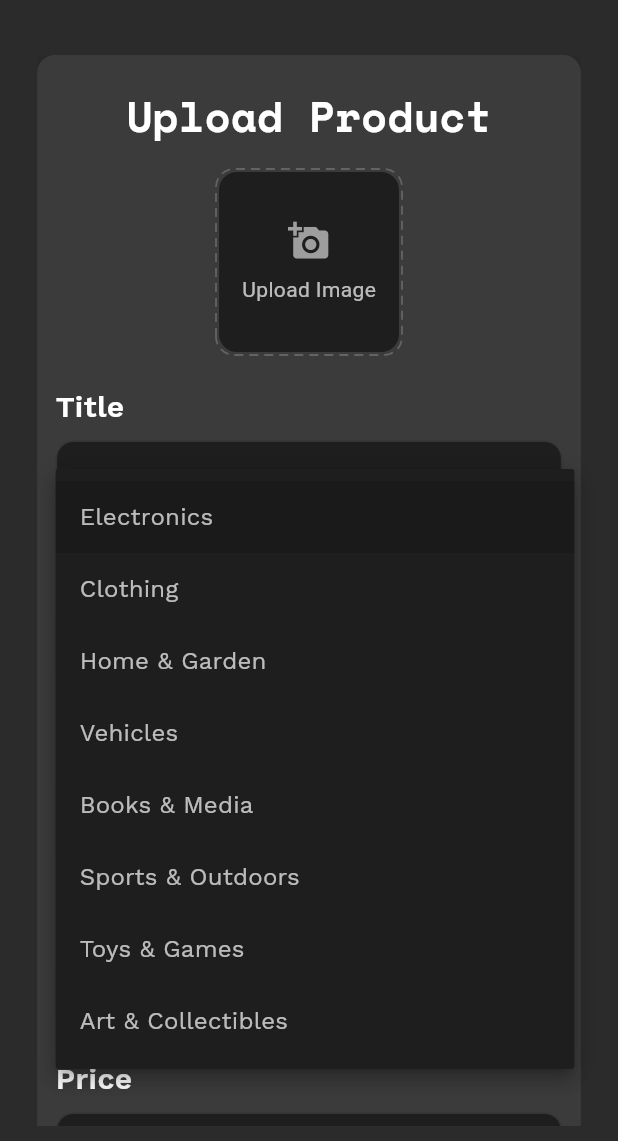
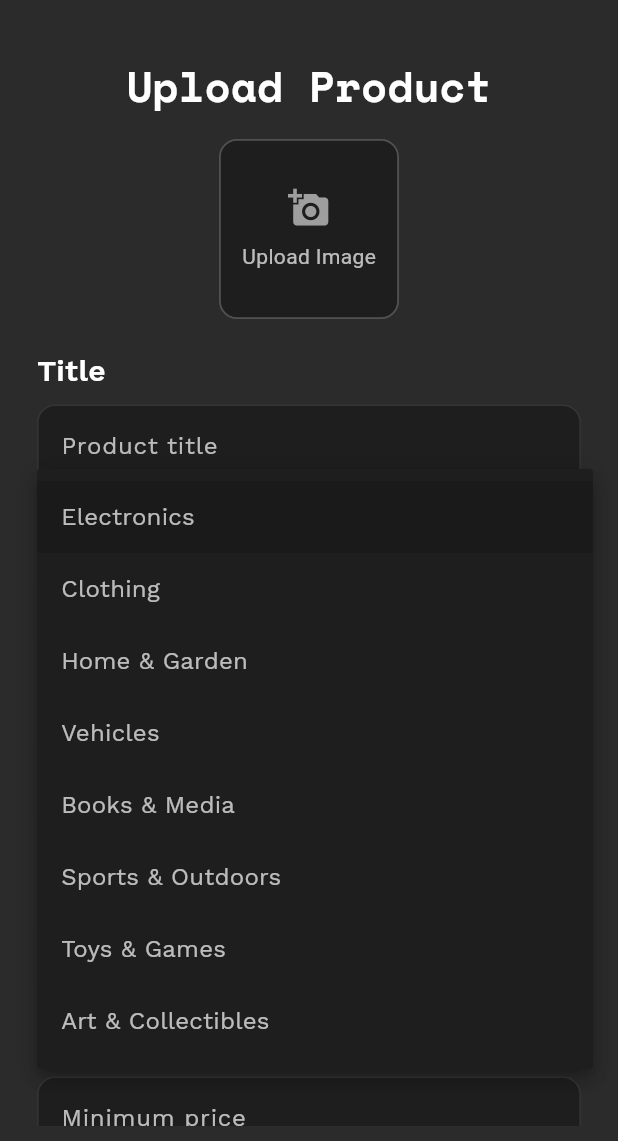
Before and after one commit to Mandeepkarki12/bidly, a Flutter app: the MobileProductUploadScreen screen opened directly, after a tap on "Select Category", on a phone screen of 412 x 824 dp, the part 95-1236 px from its top. Run offline on Flutter 3.47's test engine with Material 3 defaults, Android fonts, the phone set to English and light mode, and no system bars; drawn by our look-alikes of dotted_border; our stand-ins replace bloc, dartz, dio, flutter_bloc, flutter_svg, get and 9 more; accounts and stored records are empty; network calls fail.

Commit message:
minor changes

```diff
--- a/lib/features/product_upload_screen/presentation/pages/product_upload_page/mobile_product_upload_screen.dart
+++ b/lib/features/product_upload_screen/presentation/pages/product_upload_page/mobile_product_upload_screen.dart
@@ -1,6 +1,7 @@
 import 'dart:io';
 import 'package:bidly/core/widgets/custom_snackbar.dart';
 import 'package:bidly/features/product_upload_screen/presentation/bloc/product_upload_screen_bloc.dart';
+import 'package:flutter/cupertino.dart';
 import 'package:flutter/material.dart';
 import 'package:bidly/core/services/shared_prefrences.dart';
 import 'package:bidly/core/theme/app_color.dart';
@@ -9,9 +10,8 @@ import 'package:bidly/core/widgets/custom_appbar/custom_mobile_appbar.dart';
 import 'package:bidly/core/widgets/custom_dropdown.dart';
 import 'package:bidly/core/widgets/custom_rounded_button.dart';
 import 'package:bidly/core/widgets/custom_textfield.dart';
-import 'package:dotted_border/dotted_border.dart';
+import 'package:flutter_bloc/flutter_bloc.dart';
 import 'package:bidly/core/utils/file_image_picker.dart';
-import 'package:flutter_bloc/flutter_bloc.dart';
 
 class MobileProductUploadScreen extends StatefulWidget {
   const MobileProductUploadScreen({super.key});
@@ -25,8 +25,9 @@ class _MobileProductUploadScreenState extends State<MobileProductUploadScreen> {
   final SecureStorageService _storageService = SecureStorageService();
   final FileImagePicker _fileImagePicker = FileImagePicker();
   final _globalFormKey = GlobalKey<FormState>();
+  String? _userId;
+  bool hasFetchedUser = false;
 
-  final String _userId = '123';
   String title = '';
   String description = '';
   String price = '';
@@ -34,13 +35,67 @@ class _MobileProductUploadScreenState extends State<MobileProductUploadScreen> {
   File? _pickedImageFile;
   Category? selectedCategory;
 
+  @override
+  void didChangeDependencies() {
+    super.didChangeDependencies();
+    _loadUserId();
+  }
+
+  Future<void> _loadUserId() async {
+    final userId = await _storageService.getValue(key: 'userId');
+    if (_userId != userId) {
+      setState(() {
+        _userId = userId;
+        hasFetchedUser = false;
+      });
+    }
+  }
+
   Future<void> _pickImage() async {
-    final pickedFile = await _fileImagePicker.pickImage(preferCamera: false);
+    showModalBottomSheet(
+      context: context,
+      backgroundColor: AppColors.backGroundPrimary,
+      shape: RoundedRectangleBorder(borderRadius: BorderRadius.circular(12)),
+      builder: (context) {
+        return SafeArea(
+          child: Column(
+            mainAxisSize: MainAxisSize.min,
+            children: [
+              ListTile(
+                leading: const Icon(Icons.camera_alt, color: Colors.white),
+                title: const Text('Take Photo',
+                    style: TextStyle(color: Colors.white)),
+                onTap: () async {
+                  Navigator.pop(context);
+                  final pickedFile =
+                      await _fileImagePicker.pickImageFromCamera();
                   if (pickedFile != null) {
                     setState(() {
                       _pickedImageFile = pickedFile;
                     });
                   }
+                },
+              ),
+              ListTile(
+                leading: const Icon(Icons.photo_library, color: Colors.white),
+                title: const Text('Choose from Gallery',
+                    style: TextStyle(color: Colors.white)),
+                onTap: () async {
+                  Navigator.pop(context);
+                  final pickedFile =
+                      await _fileImagePicker.pickImageFromGallery();
+                  if (pickedFile != null) {
+                    setState(() {
+                      _pickedImageFile = pickedFile;
+                    });
+                  }
+                },
+              ),
+            ],
+          ),
+        );
+      },
+    );
   }
 
   void _submitForm() {
@@ -48,47 +103,47 @@ class _MobileProductUploadScreenState extends State<MobileProductUploadScreen> {
       _globalFormKey.currentState!.save();
 
       if (_pickedImageFile == null) {
-        ScaffoldMessenger.of(context).showSnackBar(
-          const SnackBar(content: Text('Please select an image')),
-        );
+        showCustomSnackBar(context,
+            message: 'Please select an image', type: SnackBarType.error);
         return;
       }
-
       if (_userId == null) {
-        ScaffoldMessenger.of(context).showSnackBar(
-          const SnackBar(content: Text('User ID not found')),
-        );
+        showCustomSnackBar(context,
+            message: 'User ID not found', type: SnackBarType.error);
         return;
       }
-
-      if (selectedCategory == null) {
-        ScaffoldMessenger.of(context).showSnackBar(
-          const SnackBar(content: Text('Please select a category')),
-        );
+      if (title.isEmpty) {
+        showCustomSnackBar(context,
+            message: 'Please enter a title', type: SnackBarType.error);
         return;
       }
-
-      print('--- Product Upload Data ---');
-      print('User ID: $_userId');
-      print('Title: $title');
-      print('Description: $description');
-      print('Price: $price');
-      print('Tags: $tags');
-      print('Category ID: ${selectedCategory!.id}');
-      print('Category Name: ${selectedCategory!.name}');
-      print('Image Path: ${_pickedImageFile!.path}');
+      if (description.isEmpty) {
+        showCustomSnackBar(context,
+            message: 'Please enter a description', type: SnackBarType.error);
+        return;
+      }
+      if (price.isEmpty) {
+        showCustomSnackBar(context,
+            message: 'Please enter a price', type: SnackBarType.error);
+        return;
+      }
+      if (selectedCategory == null) {
+        showCustomSnackBar(context,
+            message: 'Please select a category', type: SnackBarType.error);
+        return;
+      }
+      if (!hasFetchedUser) {
+        hasFetchedUser = true;
         context.read<ProductUploadScreenBloc>().add(UploadProductEvent(
-          userId: _userId,
+              userId: _userId!,
               categoryId: selectedCategory!.id,
               tags: tags,
               productTitle: title,
               productDescription: description,
               productPrice: price,
-          productImage: _pickedImageFile!.path));
-
-      ScaffoldMessenger.of(context).showSnackBar(
-        const SnackBar(content: Text('Data printed to console successfully')),
-      );
+              productImage: _pickedImageFile!.path,
+            ));
+      }
     }
   }
 
@@ -96,10 +151,7 @@ class _MobileProductUploadScreenState extends State<MobileProductUploadScreen> {
   Widget build(BuildContext context) {
     final width = MediaQuery.of(context).size.width;
     return Scaffold(
-      appBar: CustomMobileAppBar(
-        isMenu: false,
-        onMenuTap: () {},
-      ),
+      appBar: CustomMobileAppBar(isMenu: false, onMenuTap: () {}),
       body: BlocListener<ProductUploadScreenBloc, ProductUploadScreenState>(
         listener: (context, state) {
           if (state is ProductUploadScreenError) {
@@ -110,26 +162,22 @@ class _MobileProductUploadScreenState extends State<MobileProductUploadScreen> {
             showCustomSnackBar(context,
                 message: state.productUploadEntity.message,
                 type: SnackBarType.success);
+            setState(() {
+              title = '';
+              description = '';
+              price = '';
+              tags = '';
+              selectedCategory = null;
+              _pickedImageFile = null;
+              hasFetchedUser = false;
+            });
+            _globalFormKey.currentState!.reset();
+            Navigator.pop(context);
           }
         },
         child: Padding(
           padding: EdgeInsets.symmetric(horizontal: width * 0.06, vertical: 10),
           child: SingleChildScrollView(
-            child: Container(
-              padding:
-                  EdgeInsets.symmetric(horizontal: width * 0.03, vertical: 20),
-              decoration: BoxDecoration(
-                color: AppColors.backGroundSecondary,
-                boxShadow: [
-                  BoxShadow(
-                    color: Colors.black.withOpacity(0.2),
-                    blurRadius: 12,
-                    spreadRadius: 2,
-                    offset: const Offset(0, 6),
-                  ),
-                ],
-                borderRadius: BorderRadius.circular(12),
-              ),
             child: Form(
               key: _globalFormKey,
               child: Column(
@@ -137,47 +185,36 @@ class _MobileProductUploadScreenState extends State<MobileProductUploadScreen> {
                 children: [
                   Center(
                       child: Text('Upload Product',
-                          style: const AppTextStyles().h4SpaceMono),
-                    ),
+                          style: const AppTextStyles().h4SpaceMono)),
                   const SizedBox(height: 16),
                   Center(
-                      child: DottedBorder(
-                        color: Colors.grey.withOpacity(0.4),
-                        strokeWidth: 1.2,
-                        dashPattern: const [6, 4],
-                        borderType: BorderType.RRect,
-                        radius: const Radius.circular(12),
                     child: GestureDetector(
                       onTap: _pickImage,
-                          child: Container(
+                      child: _pickedImageFile != null
+                          ? ClipRRect(
+                              borderRadius: BorderRadius.circular(12),
+                              child: Image.file(_pickedImageFile!,
+                                  width: 120, height: 120, fit: BoxFit.cover),
+                            )
+                          : Container(
+                              width: 120,
                               height: 120,
-                            width: 120,
                               decoration: BoxDecoration(
                                 color: const Color(0xFF1E1E1E),
                                 borderRadius: BorderRadius.circular(12),
+                                border: Border.all(
+                                    color: Colors.grey.withOpacity(0.4),
+                                    width: 1.2),
                               ),
-                            child: _pickedImageFile != null
-                                ? ClipRRect(
-                                    borderRadius: BorderRadius.circular(12),
-                                    child: Image.file(
-                                      _pickedImageFile!,
-                                      fit: BoxFit.cover,
-                                      width: 120,
-                                      height: 120,
-                                    ),
-                                  )
-                                : const Column(
+                              child: const Column(
                                 mainAxisAlignment: MainAxisAlignment.center,
                                 children: [
                                   Icon(Icons.add_a_photo,
                                       color: Colors.grey, size: 28),
                                   SizedBox(height: 8),
-                                      Text(
-                                        'Upload Image',
-                                        style: TextStyle(color: Colors.white70),
-                                      ),
+                                  Text('Upload Image',
+                                      style: TextStyle(color: Colors.white70)),
                                 ],
-                                  ),
                               ),
                             ),
                     ),
@@ -186,14 +223,12 @@ class _MobileProductUploadScreenState extends State<MobileProductUploadScreen> {
                   _buildTextField(
                       label: 'Title',
                       hint: 'Product title',
-                      onSaved: (value) => title = value ?? '',
-                    ),
+                      onSaved: (val) => title = val ?? ''),
                   const SizedBox(height: 16),
                   _buildTextField(
                       label: 'Description',
                       hint: 'Product description',
-                      onSaved: (value) => description = value ?? '',
-                    ),
+                      onSaved: (val) => description = val ?? ''),
                   const SizedBox(height: 16),
                   Text('Category',
                       style: const AppTextStyles()
@@ -204,23 +239,16 @@ class _MobileProductUploadScreenState extends State<MobileProductUploadScreen> {
                     height: 68,
                     child: CustomDropdown<Category>(
                       value: selectedCategory,
-                        onChanged: (value) {
-                          setState(() {
-                            selectedCategory = value;
-                          });
-                        },
+                      onChanged: (value) =>
+                          setState(() => selectedCategory = value),
                       items: Category.values
-                            .map(
-                              (category) => DropdownMenuItem<Category>(
+                          .map((category) => DropdownMenuItem(
                                 value: category,
-                                child: Text(
-                                  category.name,
+                                child: Text(category.name,
                                     style: const AppTextStyles()
                                         .baseBodyWorkSans
-                                      .copyWith(color: Colors.white70),
-                                ),
-                              ),
-                            )
+                                        .copyWith(color: Colors.white70)),
+                              ))
                           .toList(),
                       fillColor: const Color(0xFF1E1E1E),
                       dropdownColor: const Color(0xFF1E1E1E),
@@ -237,26 +265,34 @@ class _MobileProductUploadScreenState extends State<MobileProductUploadScreen> {
                   _buildTextField(
                       label: 'Tags',
                       hint: 'Product tags',
-                      onSaved: (value) => tags = value ?? '',
-                    ),
+                      onSaved: (val) => tags = val ?? ''),
                   const SizedBox(height: 16),
                   _buildTextField(
                       label: 'Price',
                       hint: 'Minimum price',
-                      keyboardType: TextInputType.number,
-                      onSaved: (value) => price = value ?? '',
-                    ),
+                      onSaved: (val) => price = val ?? '',
+                      keyboardType: TextInputType.number),
                   const SizedBox(height: 30),
-                    CustomRoundedButton(
+                  BlocBuilder<ProductUploadScreenBloc,
+                      ProductUploadScreenState>(
+                    builder: (context, state2) {
+                      return CustomRoundedButton(
                         radius: 12,
                         onTap: _submitForm,
                         height: 60,
                         width: double.infinity,
                         color: AppColors.primaryButton,
-                      child: Center(
+                        child: state2 is ProductUploadScreenLoading
+                            ? const CupertinoActivityIndicator(
+                                color: Colors.white,
+                                radius: 12,
+                              )
+                            : Center(
                                 child: Text('Upload',
-                            style: const AppTextStyles().baseBodyWorkSans),
-                      ),
+                                    style: const AppTextStyles()
+                                        .baseBodyWorkSans)),
+                      );
+                    },
                   ),
                   const SizedBox(height: 20),
                 ],
@@ -265,16 +301,14 @@ class _MobileProductUploadScreenState extends State<MobileProductUploadScreen> {
           ),
         ),
       ),
-      ),
     );
   }
 
-  Widget _buildTextField({
-    required String label,
+  Widget _buildTextField(
+      {required String label,
       required String hint,
       required Function(String?) onSaved,
-    TextInputType keyboardType = TextInputType.text,
-  }) {
+      TextInputType keyboardType = TextInputType.text}) {
     return Column(
       crossAxisAlignment: CrossAxisAlignment.start,
       children: [
--- a/lib/main.dart
+++ b/lib/main.dart
@@ -38,7 +38,7 @@ class MyApp extends StatelessWidget {
       theme: ThemeData(
           scaffoldBackgroundColor: AppColors.backGroundPrimary,
           useMaterial3: true),
-      initialRoute: RouteNames.productUploadScreen,
+      initialRoute: RouteNames.authGate,
       onGenerateRoute: Routes.generateRoute,
     );
   }
```
Also changed, not shown: lib/features/home_screen/presentation/pages/home_page/mobile_home_screen.dart (+7 -3 lines). Lines whose indentation alone changed are shown as unchanged.
